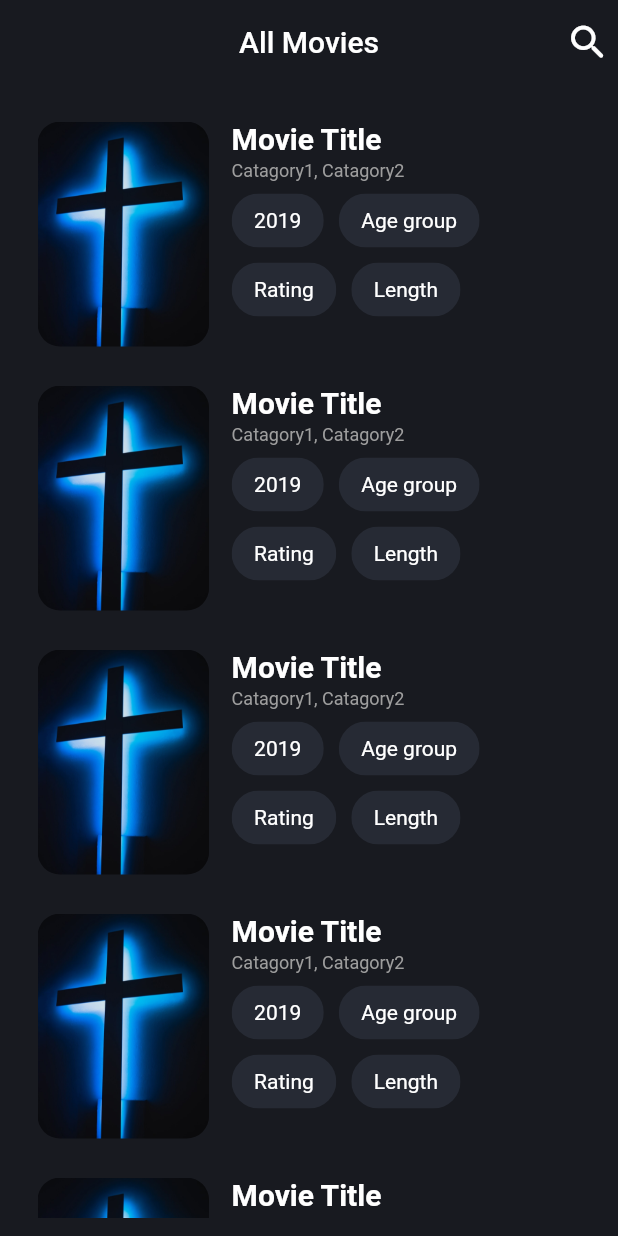
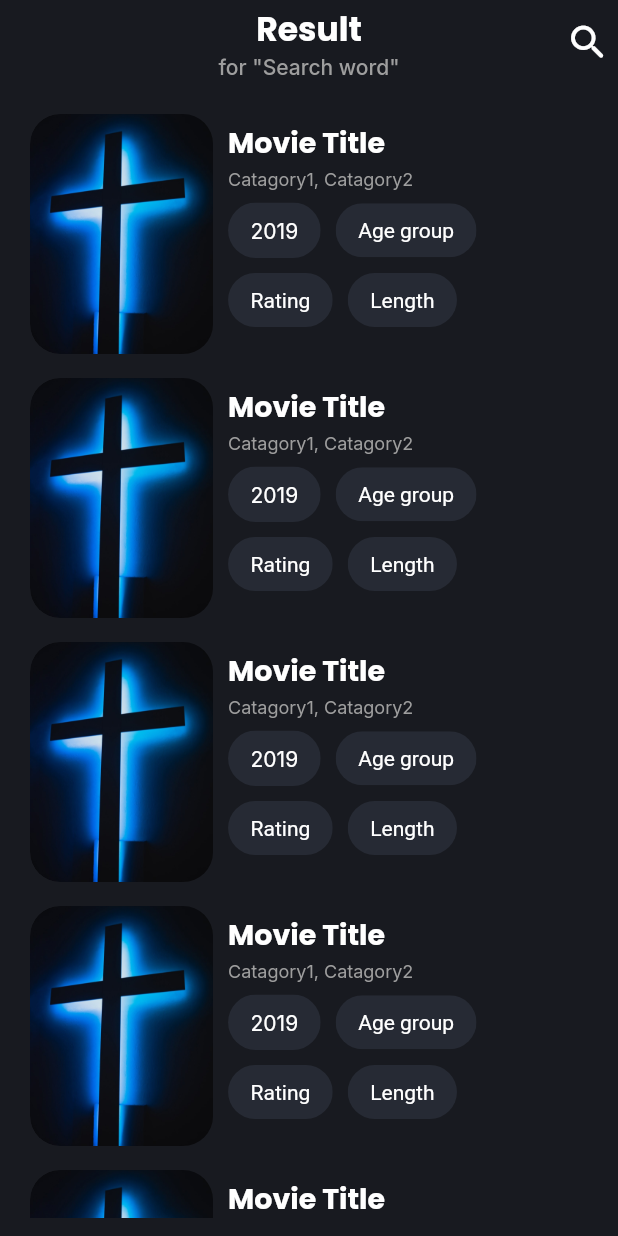
Before and after one commit to samuelthapamagar/movie_app, a Flutter app: the screen it shows after launch, on a phone screen of 412 x 824 dp. Run offline on Flutter 3.47's test engine with Material 2 defaults, Android fonts, the phone set to English and light mode, and no system bars; our stand-ins replace google_fonts.

Commit message:
search page added

```diff
--- a/lib/components/movie_tile.dart
+++ b/lib/components/movie_tile.dart
@@ -1,4 +1,8 @@
 import 'package:flutter/material.dart';
+import 'package:movie_app/pages/movie_page.dart';
+import '../constants.dart';
+import 'package:google_fonts/google_fonts.dart';
+import 'package:movie_app/components/navigator.dart';
 
 class MovieTile extends StatelessWidget {
   const MovieTile({required this.index, Key? key}) : super(key: key);
@@ -10,14 +14,20 @@ class MovieTile extends StatelessWidget {
       child: Container(
         height: 160,
         color: Colors.transparent,
+        child: ClipRRect(
+          borderRadius: BorderRadius.circular(20),
+          child: RawMaterialButton(
+            onPressed: () {
+              nextPage(context, MoviePage());
+            },
             child: Row(
               children: [
-            Padding(
-              padding: const EdgeInsets.all(5.0),
-              child: ClipRRect(
-                  borderRadius: BorderRadius.circular(15),
-                  child: Image.asset('assets/images/cross.jpg')),
-            ),
+                ClipRRect(
+                    borderRadius: BorderRadius.circular(20),
+                    child: Image.asset(
+                      'assets/images/cross.jpg',
+                      fit: BoxFit.cover,
+                    )),
                 Padding(
                   padding: const EdgeInsets.all(5.0),
                   child: Column(
@@ -27,22 +37,25 @@ class MovieTile extends StatelessWidget {
                       Padding(
                         padding: const EdgeInsets.only(left: 5),
                         child: Text('Movie Title',
-                        style: TextStyle(
-                            fontWeight: FontWeight.bold, fontSize: 20)),
+                            style: GoogleFonts.poppins(
+                                fontWeight: FontWeight.bold, fontSize: 19)),
                       ),
-                  SizedBox(height: 3),
+                      const SizedBox(height: 3),
                       Padding(
                         padding: const EdgeInsets.only(left: 5),
                         child: Text(
                           'Catagory1, Catagory2',
-                      style: TextStyle(fontSize: 12, color: Colors.grey),
+                          style: GoogleFonts.inter(
+                              fontSize: 12, color: Colors.grey),
                         ),
                       ),
-                  SizedBox(height: 3),
+                      const SizedBox(height: 3),
                       Row(
                         mainAxisAlignment: MainAxisAlignment.start,
                         children: [
-                      SubtitleContainer(child: Text('2019')),
+                          SubtitleContainer(
+                              child: Text('2019',
+                                  style: GoogleFonts.inter(fontSize: 14))),
                           SubtitleContainer(child: Text('Age group')),
                         ],
                       ),
@@ -57,6 +70,8 @@ class MovieTile extends StatelessWidget {
                   ),
                 ),
               ],
+            ),
+          ),
         ),
       ),
     );
@@ -74,9 +89,9 @@ class SubtitleContainer extends StatelessWidget {
     return Padding(
       padding: const EdgeInsets.all(5.0),
       child: ClipRRect(
-        borderRadius: BorderRadius.circular(20),
+        borderRadius: BorderRadius.circular(30),
         child: Container(
-          color: Color(0XFF262A34),
+          color: kSubtitleContainerColor,
           child: Padding(
             padding: const EdgeInsets.only(
                 left: 15.0, right: 15.0, top: 10.0, bottom: 10.0),
--- a/lib/constants.dart
+++ b/lib/constants.dart
@@ -1,3 +1,8 @@
 import 'package:flutter/material.dart';
+import 'package:google_fonts/google_fonts.dart';
 
 const kPrimaryColor = Color(0XFF181A20);
+const kSubtitleContainerColor = Color(0XFF262A34);
+
+var kSearchPageTitleStyle =
+    GoogleFonts.poppins(fontWeight: FontWeight.bold, fontSize: 22);
--- a/lib/main.dart
+++ b/lib/main.dart
@@ -1,5 +1,5 @@
 import 'package:flutter/material.dart';
-import 'package:movie_app/pages/home_page.dart';
+import 'package:movie_app/pages/search_page.dart';
 
 import 'constants.dart';
 
--- a/lib/pages/home_page.dart
+++ b/lib/pages/search_page.dart
@@ -1,7 +1,6 @@
 import 'package:flutter/material.dart';
+import 'package:google_fonts/google_fonts.dart';
 import 'package:movie_app/constants.dart';
-import 'package:font_awesome_flutter/font_awesome_flutter.dart';
-
 import '../components/movie_tile.dart';
 
 class HomePage extends StatelessWidget {
@@ -14,7 +13,13 @@ class HomePage extends StatelessWidget {
       backgroundColor: kPrimaryColor,
       appBar: AppBar(
         backgroundColor: kPrimaryColor,
-        title: const Text('All Movies'),
+        title: Column(
+          children: [
+            Text('Result', style: kSearchPageTitleStyle),
+            Text('for "Search word"',
+                style: GoogleFonts.inter(fontSize: 14, color: Colors.grey)),
+          ],
+        ),
         centerTitle: true,
         elevation: 0,
         actions: const [
@@ -28,7 +33,7 @@ class HomePage extends StatelessWidget {
         ],
       ),
       body: Padding(
-        padding: EdgeInsets.all(12),
+        padding: const EdgeInsets.all(12),
         child: Column(
           mainAxisAlignment: MainAxisAlignment.center,
           crossAxisAlignment: CrossAxisAlignment.stretch,
```
Also changed, not shown: lib/components/navigator.dart (added, +10 -0 lines), lib/pages/movie_page.dart (added, +39 -0 lines), lib/pages/home_page.datr.dart (added). Lines whose indentation alone changed are shown as unchanged.
